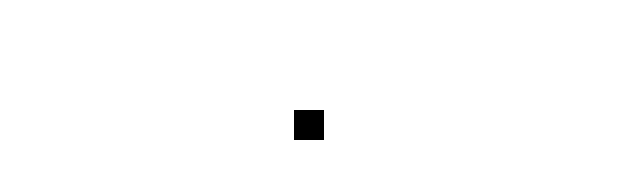
After one commit to team-garosero/HobbyRoadmap, an Android app: the layout recyler_tildate.xml on its own in the app's theme, with its tools: preview values and no code run, on a phone screen of 412 x 824 dp. The commit adds this screen. Shown: the part 493-672 px from the top of the screen. Run offline under Robolectric (Android 15) with nearby library versions, the phone set to English and light mode, and no system bars.

Commit message:
TIL frag layout

```diff
--- /dev/null
+++ b/app/src/main/res/layout/recyler_tildate.xml
@@ -0,0 +1,12 @@
+<?xml version="1.0" encoding="utf-8"?>
+<LinearLayout xmlns:android="http://schemas.android.com/apk/res/android"
+    android:layout_width="match_parent"
+    android:layout_height="match_parent"
+    android:gravity="center">
+
+    <ImageView
+        android:layout_width="20dp"
+        android:layout_height="20dp"
+        android:background="@color/black"/>
+
+</LinearLayout>
```
Also changed, not shown: app/src/main/java/com/garosero/android/hobbyroadmap/adapters/TilDateAdapter.java (added, +39 -0 lines), app/src/main/res/layout/fragment_til.xml (+73 -3 lines).
